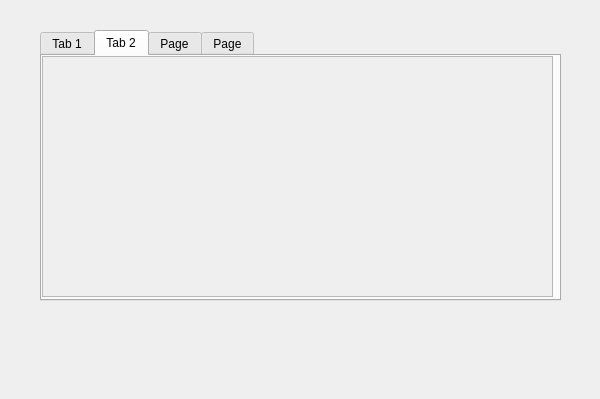
First picture: the form in WindowProjectSettings.ui, repository Kiukey/UnrealManager, before the edit.
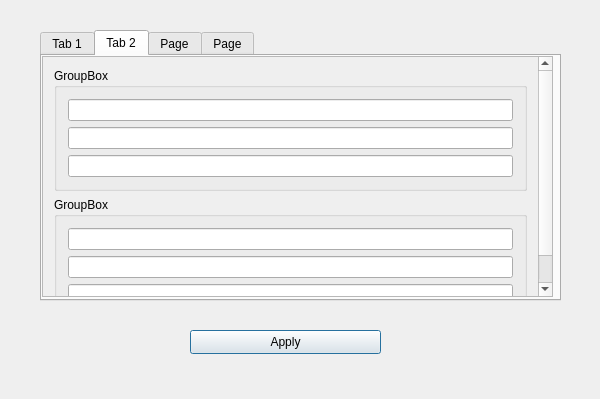
Second picture: the form after the edit. The open tabs and pages were chosen to show the change.

The edit to the form file:
```diff
--- a/WindowProjectSettings.ui
+++ b/WindowProjectSettings.ui
@@ -74,12 +74,49 @@
       <property name="geometry">
        <rect>
         <x>0</x>
-        <y>0</y>
-        <width>509</width>
-        <height>239</height>
+        <y>-13</y>
+        <width>492</width>
+        <height>252</height>
        </rect>
       </property>
-      <layout class="QVBoxLayout" name="verticalLayout_2"/>
+      <layout class="QVBoxLayout" name="verticalLayout_2">
+       <item>
+        <widget class="QGroupBox" name="groupBox">
+         <property name="title">
+          <string>GroupBox</string>
+         </property>
+         <layout class="QGridLayout" name="gridLayout">
+          <item row="1" column="0">
+           <widget class="QLineEdit" name="lineEdit_2"/>
+          </item>
+          <item row="0" column="0">
+           <widget class="QLineEdit" name="lineEdit"/>
+          </item>
+          <item row="2" column="0">
+           <widget class="QLineEdit" name="lineEdit_3"/>
+          </item>
+         </layout>
+        </widget>
+       </item>
+       <item>
+        <widget class="QGroupBox" name="groupBox_2">
+         <property name="title">
+          <string>GroupBox</string>
+         </property>
+         <layout class="QGridLayout" name="gridLayout_2">
+          <item row="1" column="0">
+           <widget class="QLineEdit" name="lineEdit_5"/>
+          </item>
+          <item row="0" column="0">
+           <widget class="QLineEdit" name="lineEdit_4"/>
+          </item>
+          <item row="2" column="0">
+           <widget class="QLineEdit" name="lineEdit_6"/>
+          </item>
+         </layout>
+        </widget>
+       </item>
+      </layout>
      </widget>
     </widget>
    </widget>
@@ -142,6 +179,19 @@
     </widget>
    </widget>
   </widget>
+  <widget class="QPushButton" name="applyButton">
+   <property name="geometry">
+    <rect>
+     <x>190</x>
+     <y>330</y>
+     <width>191</width>
+     <height>24</height>
+    </rect>
+   </property>
+   <property name="text">
+    <string>Apply</string>
+   </property>
+  </widget>
  </widget>
  <layoutdefault spacing="6" margin="11"/>
  <resources/>
```
Left out of the diff: 2 changed lines with no effect on the pictures.
